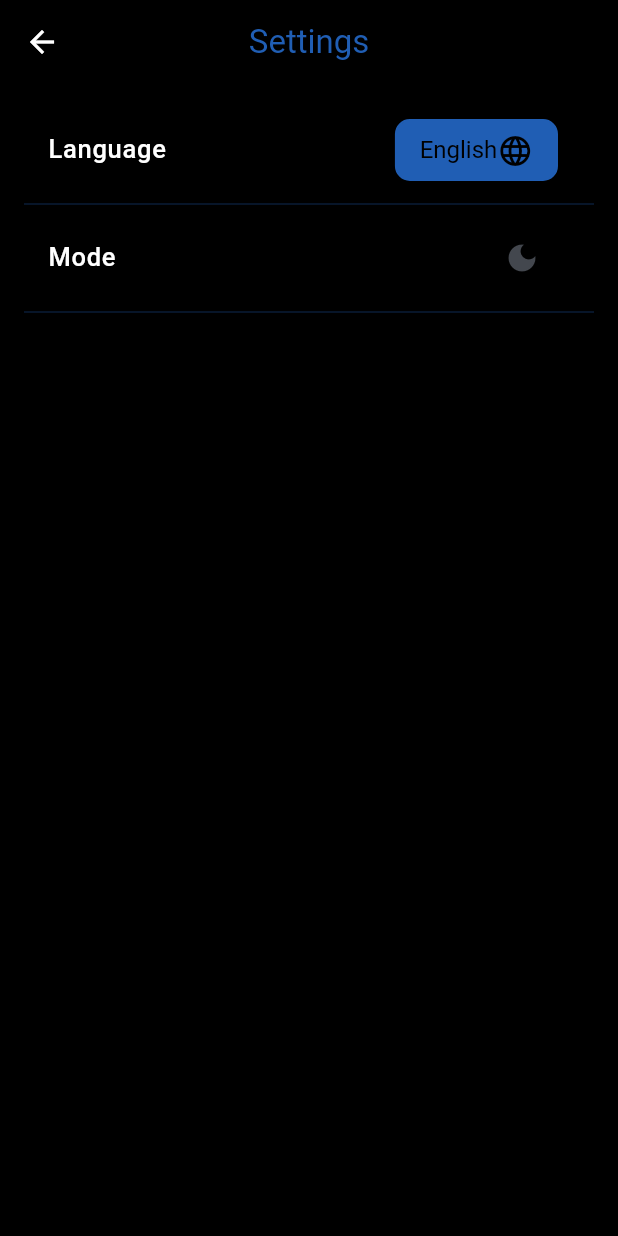
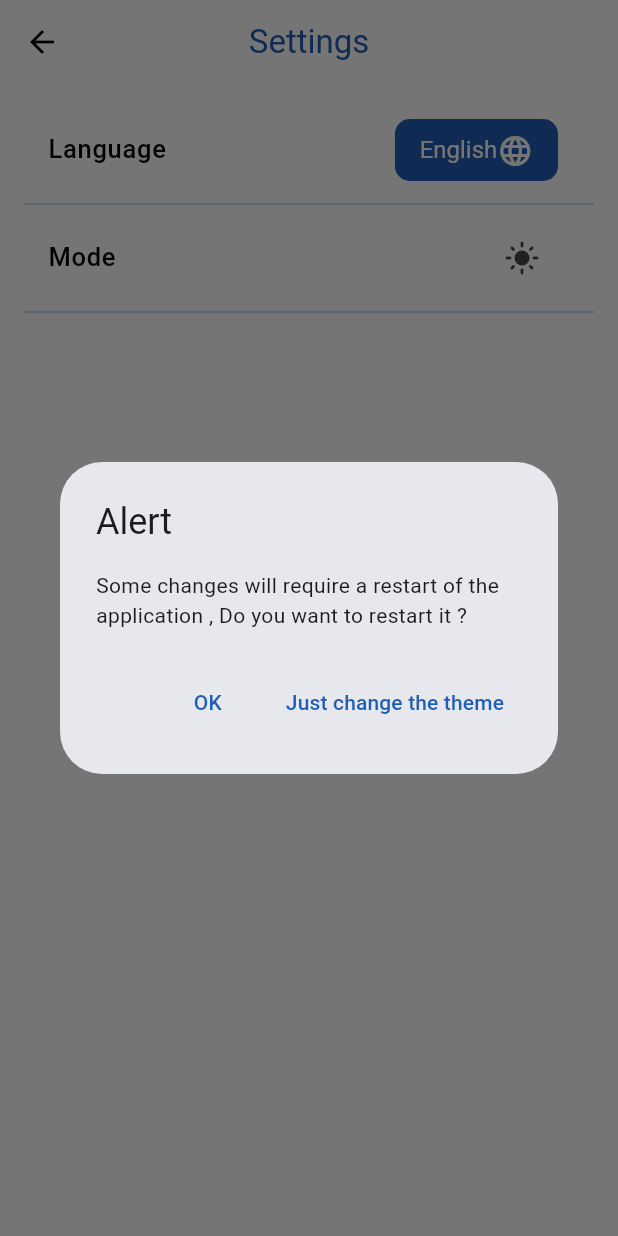
Before and after one commit to qutaiba-kot/Graduation-proj, a Flutter app: the SettingsView screen opened by its route, after a tap on the "light mode" icon, on a phone screen of 412 x 824 dp. Run offline on Flutter 3.47's test engine with Material 3 defaults, Android fonts, the phone set to English and light mode, and no system bars; our stand-ins replace audioplayers, geolocator, get, get_storage, google_maps_flutter, image_picker and 1 more; missing offline and left inert: restart_app; accounts and stored records are empty.

Commit message:
adding restart option

```diff
--- a/lib/app/AppTranslations/ar.dart
+++ b/lib/app/AppTranslations/ar.dart
@@ -143,4 +143,11 @@ const Map<String, String> ar = {
   "Please fill the description": "يرجى إدخال وصف للمشكلة.",
   "Please press the button to get your location": "يرجى تحديد الموقع الحالي.",
   "Please instert a photo": "يرجى إرفاق صورة للمشكلة.",
+      "Some changes will require a restart of the application." : "بعض التغييرات ستحتاج لإعادة تشغيل التطبيق , هل تريد إعادة تشغيله؟",
+          'Just change the theme' : 'فقط تغيير السمة',
+          'Alert' : 'تنبيه',
+              "Just change the Langage" : "فقط غير اللغة",
+
+
+
 };
--- a/lib/app/AppTranslations/en.dart
+++ b/lib/app/AppTranslations/en.dart
@@ -142,4 +142,7 @@ const Map<String, String> en = {
     "Please fill the description" : "Please fill the description",
     "Please press the button to get your location" : "Please press the button to get your location",
     "Please instert a photo" : "Please instert a photo",
+    "Some changes will require a restart of the application." : "Some changes will require a restart of the application , Do you want to restart it ?",
+    'Just change the theme' : 'Just change the theme',
+    "Just change the Langage" : "Just change the Langage",
 };
--- a/lib/app/global/theme_switcher.dart
+++ b/lib/app/global/theme_switcher.dart
@@ -1,6 +1,7 @@
 import 'package:flutter/material.dart';
 import 'package:get/get.dart';
 import 'package:get_storage/get_storage.dart';
+import 'package:restart_app/restart_app.dart';
 
 class ThemeSwitcher extends StatefulWidget {
   @override
@@ -9,6 +10,16 @@ class ThemeSwitcher extends StatefulWidget {
 
 class _ThemeSwitcherState extends State<ThemeSwitcher> {
   late bool isDarkMode;
+  void restartApp() {
+    Restart.restartApp(
+      /// In Web Platform, Fill webOrigin only when your new origin is different than the app's origin
+      // webOrigin: 'http://example.com',
+
+      // Customizing the restart notification message (only needed on iOS)
+      notificationTitle: 'Restarting App',
+      notificationBody: 'Please tap here to open the app again.',
+    );
+  }
 
   @override
   void initState() {
@@ -17,11 +28,47 @@ class _ThemeSwitcherState extends State<ThemeSwitcher> {
   }
 
   void toggleTheme() {
-    setState(() {
-      isDarkMode = !isDarkMode;
-    });
-    Get.changeThemeMode(isDarkMode ? ThemeMode.dark : ThemeMode.light);
-    GetStorage().write('isDarkMode', isDarkMode);
+    if (Get.currentRoute == '/settings') {
+      Get.dialog(
+        AlertDialog(
+          title: Text('Alert'.tr),
+          content: Text("Some changes will require a restart of the application.".tr),
+          actions: [
+            TextButton(
+              onPressed: () {
+                Get.back();
+                setState(() {
+                  isDarkMode = !isDarkMode;
+                });
+                Get.changeThemeMode(
+                    isDarkMode ? ThemeMode.dark : ThemeMode.light);
+                GetStorage().write('isDarkMode', isDarkMode);
+                restartApp();
+              },
+              child: Text('OK'.tr),
+            ),
+            TextButton(
+              onPressed: () {
+                Get.back();
+                setState(() {
+                  isDarkMode = !isDarkMode;
+                });
+                Get.changeThemeMode(
+                    isDarkMode ? ThemeMode.dark : ThemeMode.light);
+                GetStorage().write('isDarkMode', isDarkMode);
+              },
+              child: Text('Just change the theme'.tr),
+            ),
+          ],
+        ),
+      );
+    } else {
+      setState(() {
+        isDarkMode = !isDarkMode;
+      });
+      Get.changeThemeMode(isDarkMode ? ThemeMode.dark : ThemeMode.light);
+      GetStorage().write('isDarkMode', isDarkMode);
+    }
   }
 
   @override
--- a/lib/app/modules/settings/bindings/settings_binding.dart
+++ b/lib/app/modules/settings/bindings/settings_binding.dart
@@ -1,5 +1,4 @@
 import 'package:get/get.dart';
-
 import '../controllers/settings_controller.dart';
 
 class SettingsBinding extends Bindings {
--- a/lib/app/modules/settings/controllers/settings_controller.dart
+++ b/lib/app/modules/settings/controllers/settings_controller.dart
@@ -1,5 +1,6 @@
 import 'package:get/get.dart';
 class SettingsController extends GetxController {
+
   final count = 0.obs;
   @override
   void onInit() {
--- a/lib/app/widgets/show_complaint_menu.dart
+++ b/lib/app/widgets/show_complaint_menu.dart
@@ -7,7 +7,7 @@ void showComplaintMenu(MapController controller) {
   Get.bottomSheet(
     Container(
       decoration: BoxDecoration(
-        color: Theme.of(Get.context!).colorScheme.primary,
+        color: Theme.of(Get.context!).colorScheme.background,
         borderRadius: BorderRadius.only(
           topLeft: Radius.circular(16.0),
           topRight: Radius.circular(16.0),
@@ -27,6 +27,7 @@ void showComplaintMenu(MapController controller) {
         controller.submitComplaint(hazardType.hazardTypeId);
       },
       child: Card(
+        color: Theme.of(Get.context!).colorScheme.primary,
         elevation: 10,
         shape: RoundedRectangleBorder(
           borderRadius: BorderRadius.circular(10),
@@ -36,7 +37,7 @@ void showComplaintMenu(MapController controller) {
           children: [
             Icon(
               hazardType.icon,
-              color: Theme.of(Get.context!).colorScheme.primary,
+              color: Theme.of(Get.context!).colorScheme.background,
               size: 40,
             ),
             SizedBox(height: 8),
@@ -45,7 +46,7 @@ void showComplaintMenu(MapController controller) {
               style: TextStyle(
                 fontSize: 16,
                 fontWeight: FontWeight.bold,
-                color: Theme.of(Get.context!).colorScheme.primary,
+                color: Theme.of(Get.context!).colorScheme.background,
               ),
               textAlign: TextAlign.center,
             ),
--- a/lib/main.dart
+++ b/lib/main.dart
@@ -10,7 +10,6 @@ import 'app/supabase_config.dart';
 void main() async {
   WidgetsFlutterBinding.ensureInitialized();
   await GetStorage.init();
-  WidgetsFlutterBinding.ensureInitialized();
   await initSupabase();
   runApp(MyApp());
 }
--- a/pubspec.yaml
+++ b/pubspec.yaml
@@ -39,7 +39,7 @@ dependencies:
   flutter_launcher_icons: ^0.9.2
   audioplayers: ^6.1.0
   url_launcher: ^6.3.1
-  floating: ^5.0.1
+  restart_app: ^1.3.2
   # The following adds the Cupertino Icons font to your application.
   # Use with the CupertinoIcons class for iOS style icons.
   cupertino_icons: ^1.0.8
```
Also changed, not shown: lib/app/global/language_selector.dart (+55 -10 lines), lib/app/modules/settings/views/settings_view.dart (+18 -8 lines), pubspec.lock.
